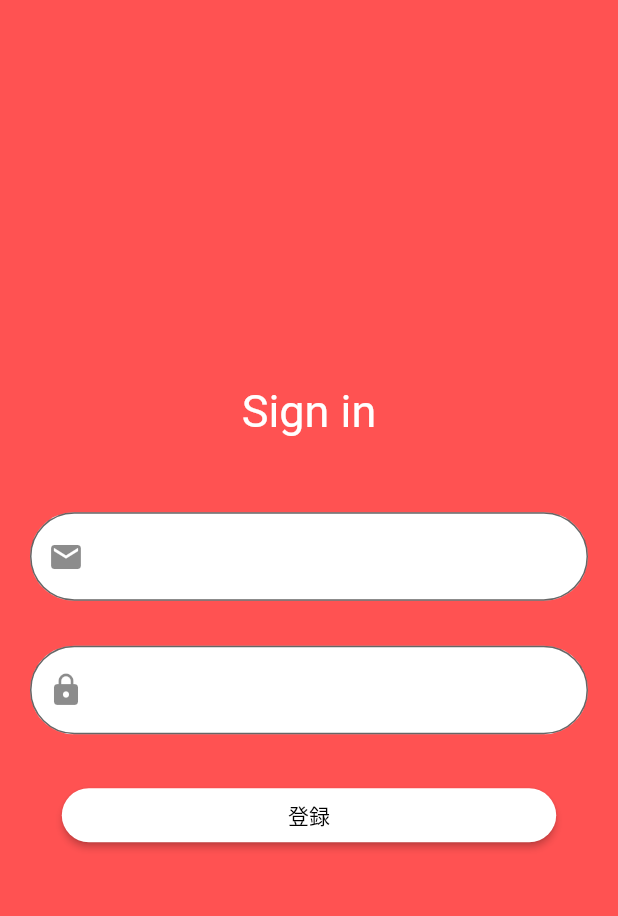
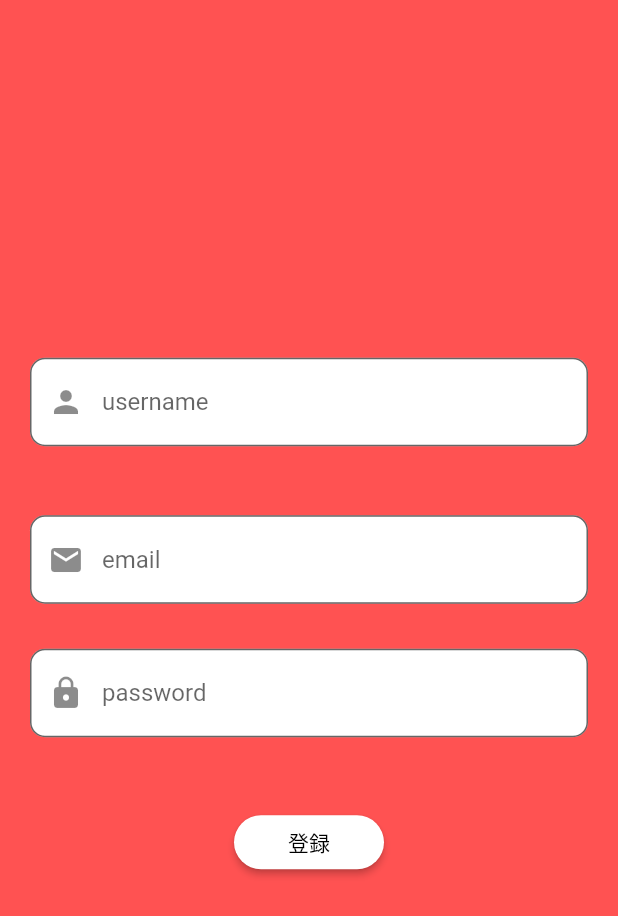
Before and after one commit to sukobra7/memorization_app, a Flutter app: the screen it shows after launch, after a tap on "登録", on a phone screen of 412 x 824 dp. Shown: the top 916 px of the screen. Run offline on Flutter 3.47's test engine with Material 2 defaults, Android fonts, the phone set to English and light mode, and no system bars; our stand-ins replace cloud_firestore, firebase_auth, firebase_core, flutter_hooks, freezed_annotation, hooks_riverpod; accounts and stored records are empty; network calls fail.

```diff
--- a/lib/Entity/deck_entity.dart
+++ b/lib/Entity/deck_entity.dart
@@ -6,6 +6,6 @@ part 'deck_entity.g.dart';
 
 @freezed
 class DeckEntity with _$DeckEntity {
-  const factory DeckEntity({required String title, required String description, required int userId}) = _DeckEntity;
+  const factory DeckEntity({required String title, required String description, required String userId}) = _DeckEntity;
     factory DeckEntity.fromJson(Map<String, dynamic> json) => _$DeckEntityFromJson(json);
 }
--- a/lib/Entity/user_entity.dart
+++ b/lib/Entity/user_entity.dart
@@ -5,6 +5,6 @@ part 'user_entity.g.dart';
 
 @freezed
 class UserEntity with _$UserEntity {
-  const factory UserEntity({required String name, required String email, required String password }) = _UserEntity;
+  const factory UserEntity({required String name, required String email, required String password, required String userId}) = _UserEntity;
   factory UserEntity.fromJson(Map<String, dynamic> json) => _$UserEntityFromJson(json);
 }
--- a/lib/main.dart
+++ b/lib/main.dart
@@ -1,9 +1,7 @@
 import 'package:flutter/material.dart';
 import 'package:firebase_core/firebase_core.dart';
 import 'package:hooks_riverpod/hooks_riverpod.dart';
-import 'package:memorization_app/provider/auth_provider.dart';
-import 'package:memorization_app/ui/login_page.dart';
-import 'package:memorization_app/ui/signin_page.dart';
+import 'package:memorization_app/ui/app.dart';
 
 Future<void> main() async {
   WidgetsFlutterBinding.ensureInitialized();
@@ -12,27 +10,3 @@ Future<void> main() async {
     child: MyApp(),
   ));
 }
-class MyApp extends HookConsumerWidget {
-  @override
-  Widget build(BuildContext context, ref) {
-    return MaterialApp(
-      debugShowCheckedModeBanner: false,
-      home: AuthConfirm(),
-    );
-  }
-}
-class AuthConfirm extends HookConsumerWidget {
-  @override
-  Widget build(BuildContext context, ref) {
-    return ref.watch(authStateChangesProvider)
-    .when(data: (user) {
-      if (user == null) return SignInPage();
-      return Scaffold(
-        body: LogInPage(),
-        // body: DeckIndexPage(),
-      );
-    },
-    error: (error, stack) => Text('予期しないエラーが発生しました。'),
-    loading: () => CircularProgressIndicator());
-  }
-}
--- /dev/null
+++ b/lib/provider/deck_provider.dart
@@ -0,0 +1,4 @@
+import 'package:hooks_riverpod/hooks_riverpod.dart';
+import 'package:memorization_app/repository/deck_repository.dart';
+
+final DeckRepositoryProvider = Provider<DeckRepository>((ref) => DeckRepository(ref.read));
--- a/lib/repository/user_auth_repository.dart
+++ b/lib/repository/user_auth_repository.dart
@@ -20,15 +20,10 @@ class UserAuthRepository {
       if (credential.user == null) {
         throw CustomException(message: '新規ユーザーを登録できませんでした');
       } else {
-        final userSnapShot = await read(firebaseFirestoreProvider)
-            .collection('users')
-            .doc()
-            .get();
-        if (userSnapShot.exists) {
-          return UserEntity.fromJson(userSnapShot.data()!);
-        } else {
-          return read(userRepositoryProvider).createUser(name, email, password);
-        }
+        //currentuserがnilで来ないか確認する
+        final userId = read(firebaseAuthProvider).currentUser?.uid;
+        return read(userRepositoryProvider)
+            .createUser(name, email, password, userId);
       }
     } on FirebaseAuthException catch (e) {
       throw CustomException(
@@ -41,7 +36,6 @@ class UserAuthRepository {
       final credential = await read(firebaseAuthProvider)
           .signInWithEmailAndPassword(email: email, password: password);
       if (credential.user != null) {
-        print(credential);
         //navigator ホーム画面遷移
       }
     } on FirebaseException catch (e) {
@@ -56,7 +50,22 @@ class UserAuthRepository {
         // 初期画面遷移
       }
     } catch (e) {
-      return AuthExceptionHandler.generateExceptionMessage(e);
+      throw AuthExceptionHandler.generateExceptionMessage(e);
+    }
+  }
+
+  Future<String> getCurrentUserId() async {
+    final userAuth = await read(firebaseAuthProvider).currentUser;
+    if (userAuth == null) {
+      throw CustomException(message: '認証確認できませんでした。');
+    } else {
+      final user = await read(firebaseFirestoreProvider)
+          .collection('users')
+          .where('userId', isEqualTo: userAuth.uid)
+          .get()
+          .then((QuerySnapshot) => QuerySnapshot.docs
+          .map((res) => UserEntity.fromJson(res.data())).toList());
+      return user[0].userId;
     }
   }
 }
--- /dev/null
+++ b/lib/ui/app.dart
@@ -0,0 +1,33 @@
+import 'package:flutter/material.dart';
+import 'package:hooks_riverpod/hooks_riverpod.dart';
+import 'package:memorization_app/provider/auth_provider.dart';
+import 'package:memorization_app/ui/deck/deck_create_page.dart';
+import 'package:memorization_app/ui/deck/deck_list_page.dart';
+import 'package:memorization_app/ui/login/login.dart';
+import 'package:memorization_app/ui/signin/signin.dart';
+
+
+class MyApp extends HookConsumerWidget {
+  @override
+  Widget build(BuildContext context, ref) {
+    return MaterialApp(
+      debugShowCheckedModeBanner: false,
+      home: AuthConfirm(),
+    );
+  }
+}
+class AuthConfirm extends HookConsumerWidget {
+  @override
+  Widget build(BuildContext context, ref) {
+    return ref.watch(authStateChangesProvider)
+    .when(data: (user) {
+      if (user == null) return SignInPage();
+      return Scaffold(
+        body: DeckListPage(),
+        // body: DeckIndexPage(),
+      );
+    },
+    error: (error, stack) => Text('予期しないエラーが発生しました。'),
+    loading: () => CircularProgressIndicator());
+  }
+}
--- a/lib/ui/signin_page.dart
+++ b/lib/ui/signin/signin.dart
@@ -1,11 +1,12 @@
 import 'package:flutter/material.dart';
+import 'package:flutter_hooks/flutter_hooks.dart';
 import 'package:hooks_riverpod/hooks_riverpod.dart';
 import 'package:memorization_app/provider/auth_provider.dart';
 
 class SignInPage extends HookConsumerWidget {
-
   @override
   Widget build(BuildContext context, ref) {
+    final text = useState<String>("");
     double screenWidth = MediaQuery.of(context).size.width;
     return Scaffold(
       body: Container(
@@ -14,22 +15,28 @@ class SignInPage extends HookConsumerWidget {
         child: Column(
           mainAxisAlignment: MainAxisAlignment.center,
           children: [
-            Text(
-              "Sign in",
-              style: TextStyle(
-                fontStyle: FontStyle.normal,
-                fontSize: 30,
-                color: Colors.white
-              ),
-            ),
-            SizedBox(height: 50),
             TextFormField(
               decoration: InputDecoration(
+                hintText: 'username',
+                fillColor: Colors.white,
+                filled: true,
+                prefixIcon: Icon(Icons.person),
+                border: OutlineInputBorder(
+                  borderRadius: BorderRadius.circular(10.0),
+                ),
+              ),
+              onChanged: (val) => {text.value = val},
+            ),
+            Text(text.value),
+            SizedBox(height: 30),
+            TextFormField(
+              decoration: InputDecoration(
+                hintText: 'email',
                 fillColor: Colors.white,
                 filled: true,
                 prefixIcon: Icon(Icons.email),
                 border: OutlineInputBorder(
-                  borderRadius: BorderRadius.circular(30.0),
+                  borderRadius: BorderRadius.circular(10.0),
                 ),
               ),
             ),
@@ -37,17 +44,20 @@ class SignInPage extends HookConsumerWidget {
             TextFormField(
               obscureText: true,
               decoration: InputDecoration(
+                hintText: 'password',
                 fillColor: Colors.white,
                 filled: true,
                 prefixIcon: Icon(Icons.lock),
                 border: OutlineInputBorder(
-                  borderRadius: BorderRadius.circular(30.0),
+                  borderRadius: BorderRadius.circular(10.0),
                 ),
               ),
+              onChanged: (val) => {text.value = val},
             ),
+            Text(text.value),
             SizedBox(height: 30),
             ConstrainedBox(
-                constraints: BoxConstraints(maxWidth: 500),
+                constraints: BoxConstraints(maxWidth: 100),
                 child: SizedBox(
                     width: screenWidth * 0.8,
                     child: ElevatedButton(
@@ -59,8 +69,10 @@ class SignInPage extends HookConsumerWidget {
                           borderRadius: BorderRadius.circular(30),
                         ),
                       ),
-                      onPressed: () {
-                        ref.read(UserAuthRepositoryProvider).register("a@example.com", "yyyyyyyyy", " よう");
+                      onPressed: () async {
+                        await ref
+                            .read(UserAuthRepositoryProvider)
+                            .register(text.value, text.value, text.value);
                       },
                     )))
           ],
```
Also changed, not shown: lib/provider/deck_view_model_provider.dart (added, +7 -0 lines), lib/repository/deck_repository.dart (+5 -21 lines), lib/repository/user_repository.dart (+17 -10 lines), lib/ui/deck/deck_create_page.dart (added, +87 -0 lines), lib/ui/deck/deck_list_page.dart (added, +66 -0 lines), lib/ui/deck/deck_view_model.dart (added, +17 -0 lines), lib/ui/deck_index_page.dart (deleted, +0 -9 lines), lib/ui/login/login.dart (renamed from lib/ui/login_page.dart, +26 -35 lines), lib/Entity/deck_entity.freezed.dart, lib/Entity/deck_entity.g.dart, lib/Entity/user_entity.freezed.dart, lib/Entity/user_entity.g.dart, 1 other file.
